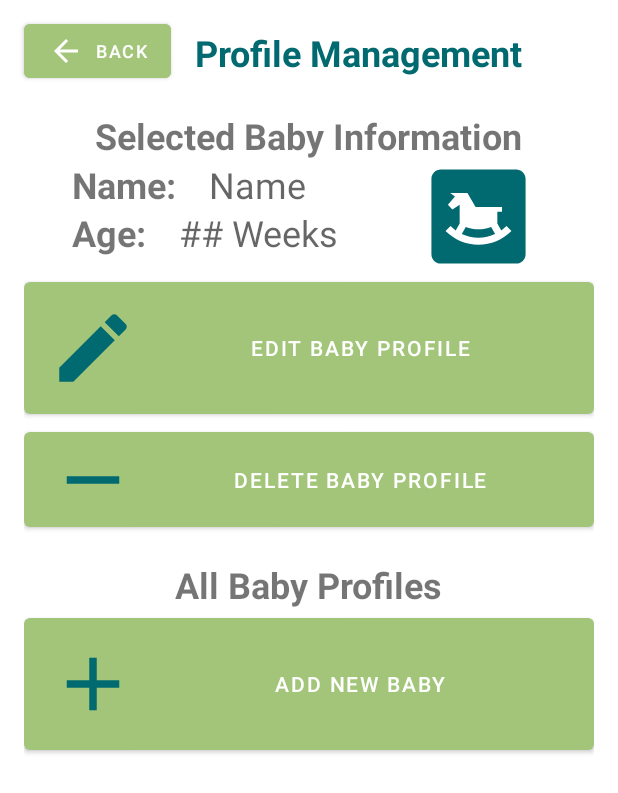
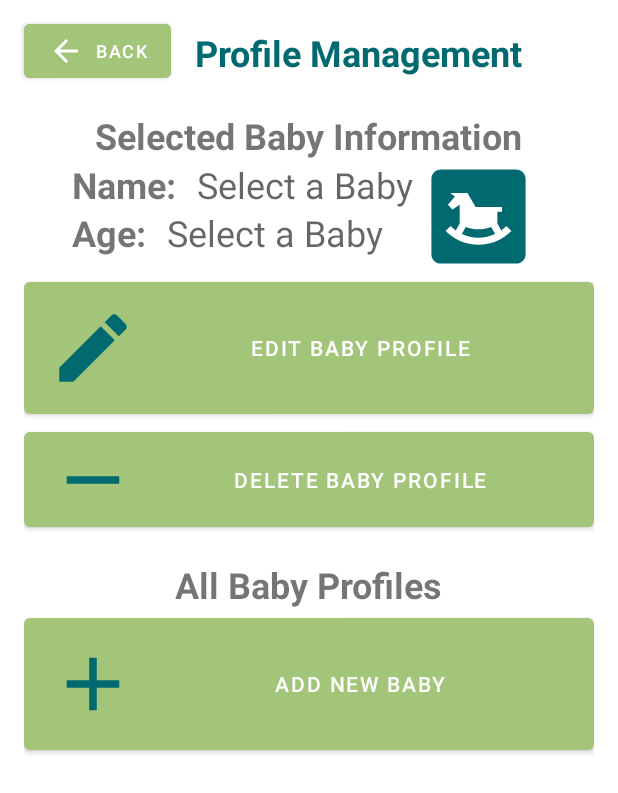
Before and after one commit to darwinkjull/SIDS-Capstone, an Android app: the Profile_Activity screen opened directly, with no data from a screen before it, on a phone screen of 412 x 824 dp. Shown: the top 793 px of the screen. Run offline under Robolectric (Android 15) with nearby library versions, the phone set to English and light mode, and no system bars.

Commit message:
Updated profile_activity.xml
Updated the dimensions and text of profile_activity.xml

```diff
--- a/src/app/src/main/res/layout/profile_activity.xml
+++ b/src/app/src/main/res/layout/profile_activity.xml
@@ -70,7 +70,7 @@
                 android:text="Name: "
                 android:textStyle="bold"
                 android:textSize="24sp"
-                android:layout_marginEnd="@dimen/margin_standard"
+                android:layout_marginEnd="@dimen/margin_half_standard"
                 android:gravity="center" />
 
             <TextView
@@ -79,7 +79,7 @@
                 android:layout_height="wrap_content"
                 android:layout_toRightOf="@id/profileNameHeader"
                 android:textAppearance="@style/TextAppearance.AppCompat.Medium"
-                android:hint="Name"
+                android:hint="Select a Baby"
                 android:textSize="24sp"
                 android:height="32dp" />
 
@@ -91,7 +91,7 @@
                 android:text="Age: "
                 android:textStyle="bold"
                 android:textSize="24sp"
-                android:layout_marginEnd="@dimen/margin_standard"
+                android:layout_marginEnd="@dimen/margin_half_standard"
                 android:gravity="center" />
 
             <TextView
@@ -101,7 +101,7 @@
                 android:layout_toRightOf="@id/profileAgeHeader"
                 android:layout_below="@id/profileNameHeader"
                 android:textAppearance="@style/TextAppearance.AppCompat.Medium"
-                android:hint="## Weeks"
+                android:hint="Select a Baby"
                 android:textSize="24sp"
                 android:height="32dp" />
 
```
